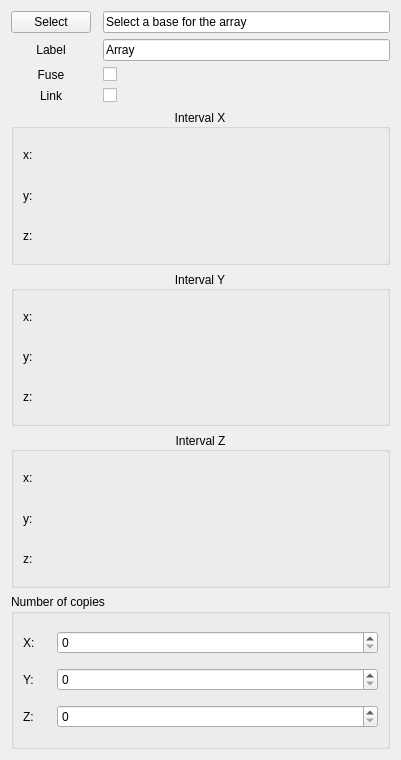
Above: OrthogonalArrayTest.ui from Alonso-JAMM/OrthogonalArrayTest before the change. Below: the same form after it.
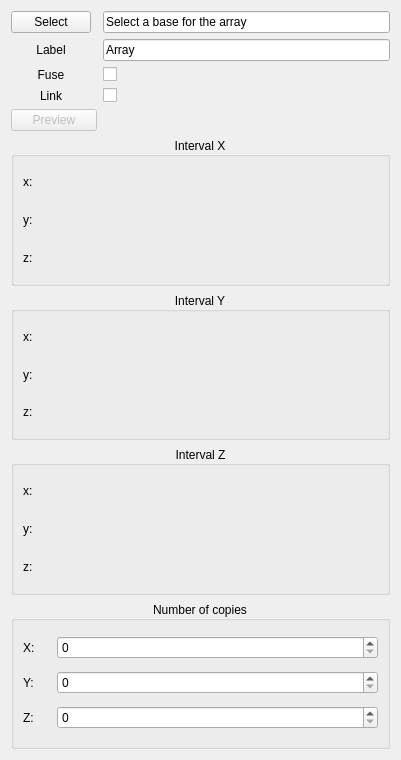
That is the form after the change. Custom widgets are drawn as their Qt base class.

Commit message: added preview button

Diff of the .ui file:
```diff
--- a/OrthogonalArrayTest.ui
+++ b/OrthogonalArrayTest.ui
@@ -23,7 +23,7 @@
    <string>Orthogonal Array</string>
   </property>
   <layout class="QGridLayout" name="gridLayout_2">
-   <item row="5" column="0" colspan="3">
+   <item row="6" column="0" colspan="3">
     <widget class="QGroupBox" name="groupBox_2">
      <property name="title">
       <string>Interval Y</string>
@@ -151,7 +151,7 @@
      </property>
     </widget>
    </item>
-   <item row="6" column="0" colspan="3">
+   <item row="7" column="0" colspan="3">
     <widget class="QGroupBox" name="groupBox_3">
      <property name="title">
       <string>Interval Z</string>
@@ -238,7 +238,7 @@
      </layout>
     </widget>
    </item>
-   <item row="4" column="0" colspan="3">
+   <item row="5" column="0" colspan="3">
     <widget class="QGroupBox" name="groupBox">
      <property name="title">
       <string>Interval X</string>
@@ -361,11 +361,14 @@
      </property>
     </widget>
    </item>
-   <item row="7" column="0" colspan="3">
+   <item row="8" column="0" colspan="3">
     <widget class="QGroupBox" name="groupBox_4">
      <property name="title">
       <string>Number of copies</string>
      </property>
+     <property name="alignment">
+      <set>Qt::AlignCenter</set>
+     </property>
      <layout class="QGridLayout" name="gridLayout_5">
       <item row="2" column="0">
        <widget class="QLabel" name="label_15">
@@ -406,6 +409,25 @@
      </layout>
     </widget>
    </item>
+   <item row="4" column="0" colspan="2">
+    <widget class="QPushButton" name="Preview">
+     <property name="enabled">
+      <bool>false</bool>
+     </property>
+     <property name="text">
+      <string>Preview</string>
+     </property>
+     <property name="checkable">
+      <bool>true</bool>
+     </property>
+     <property name="autoDefault">
+      <bool>false</bool>
+     </property>
+     <property name="default">
+      <bool>false</bool>
+     </property>
+    </widget>
+   </item>
   </layout>
  </widget>
  <customwidgets>
```
Left out of the diff: 5 changed lines with no effect on the pictures.
